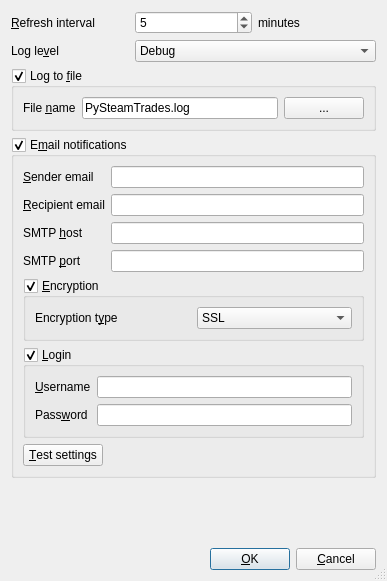
Before: the Qt Designer form PySteamTrades/PrefsDialog.ui in saladinalep/PySteamTrades, drawn with Qt 5.
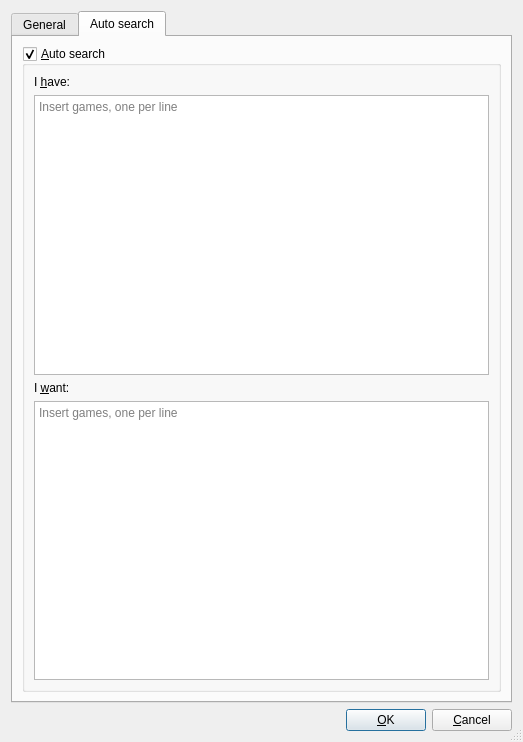
After: the same form once the commit is applied. The open tabs and pages were chosen to show the change.

Commit message: add auto-search function

What changed in the file:
```diff
--- a/PySteamTrades/PrefsDialog.ui
+++ b/PySteamTrades/PrefsDialog.ui
@@ -6,8 +6,8 @@
    <rect>
     <x>0</x>
     <y>0</y>
-    <width>387</width>
-    <height>581</height>
+    <width>523</width>
+    <height>742</height>
    </rect>
   </property>
   <property name="windowTitle">
@@ -18,6 +18,16 @@
   </property>
   <layout class="QVBoxLayout" name="verticalLayout_5">
    <item>
+    <widget class="QTabWidget" name="tabWidget">
+     <property name="currentIndex">
+      <number>0</number>
+     </property>
+     <widget class="QWidget" name="generalTab">
+      <attribute name="title">
+       <string>General</string>
+      </attribute>
+      <layout class="QVBoxLayout" name="verticalLayout_6">
+       <item>
     <layout class="QGridLayout" name="gridLayout">
      <item row="0" column="0">
       <widget class="QLabel" name="intervalLabel">
@@ -316,10 +326,67 @@
      <property name="sizeHint" stdset="0">
       <size>
        <width>20</width>
-       <height>0</height>
+           <height>117</height>
       </size>
      </property>
     </spacer>
+       </item>
+      </layout>
+     </widget>
+     <widget class="QWidget" name="autoSearchTab">
+      <attribute name="title">
+       <string>Auto search</string>
+      </attribute>
+      <layout class="QVBoxLayout" name="verticalLayout_7">
+       <item>
+        <widget class="QGroupBox" name="autoSearchGroupBox">
+         <property name="title">
+          <string>&amp;Auto search</string>
+         </property>
+         <property name="checkable">
+          <bool>true</bool>
+         </property>
+         <layout class="QVBoxLayout" name="verticalLayout_8">
+          <item>
+           <widget class="QLabel" name="haveLabel">
+            <property name="text">
+             <string>I &amp;have:</string>
+            </property>
+            <property name="buddy">
+             <cstring>haveTextEdit</cstring>
+            </property>
+           </widget>
+          </item>
+          <item>
+           <widget class="QTextEdit" name="haveTextEdit">
+            <property name="placeholderText">
+             <string>Insert games, one per line</string>
+            </property>
+           </widget>
+          </item>
+          <item>
+           <widget class="QLabel" name="wantLabel">
+            <property name="text">
+             <string>I &amp;want:</string>
+            </property>
+            <property name="buddy">
+             <cstring>wantTextEdit</cstring>
+            </property>
+           </widget>
+          </item>
+          <item>
+           <widget class="QTextEdit" name="wantTextEdit">
+            <property name="placeholderText">
+             <string>Insert games, one per line</string>
+            </property>
+           </widget>
+          </item>
+         </layout>
+        </widget>
+       </item>
+      </layout>
+     </widget>
+    </widget>
    </item>
    <item>
     <layout class="QHBoxLayout" name="horizontalLayout">
@@ -330,8 +397,8 @@
        </property>
        <property name="sizeHint" stdset="0">
         <size>
-         <width>40</width>
-         <height>20</height>
+         <width>149</width>
+         <height>22</height>
         </size>
        </property>
       </spacer>
```
Left out of the diff: 12 changed lines with no effect on the pictures. Lines whose indentation alone changed are shown as unchanged. The commit also changes 3 other files.
